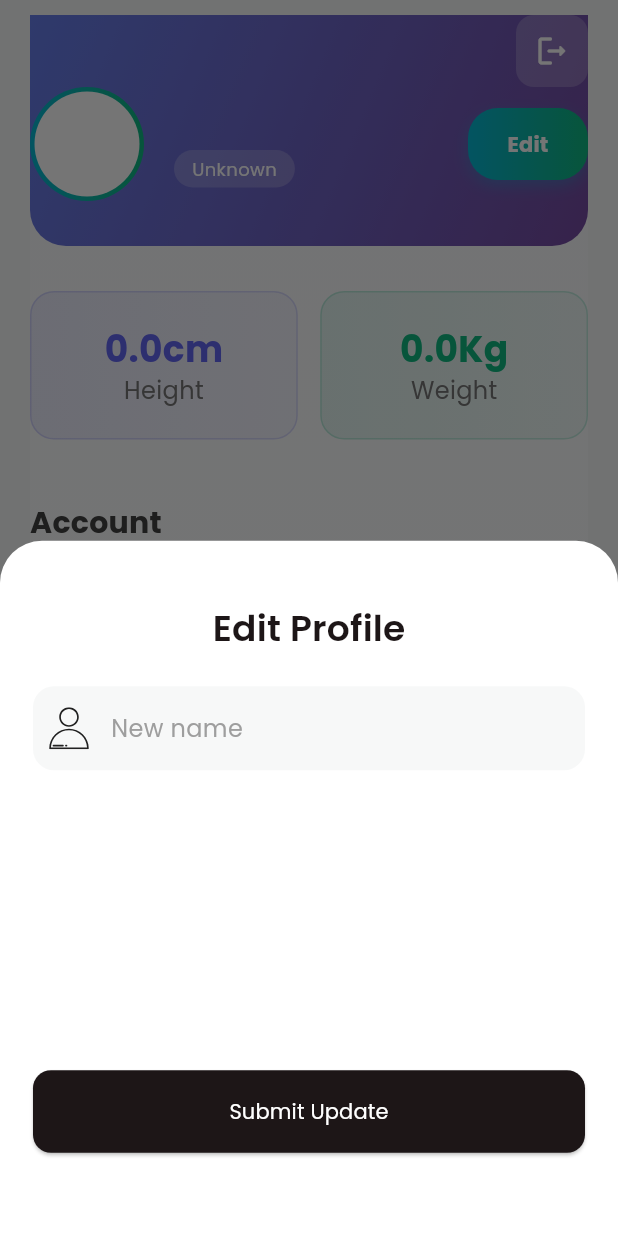
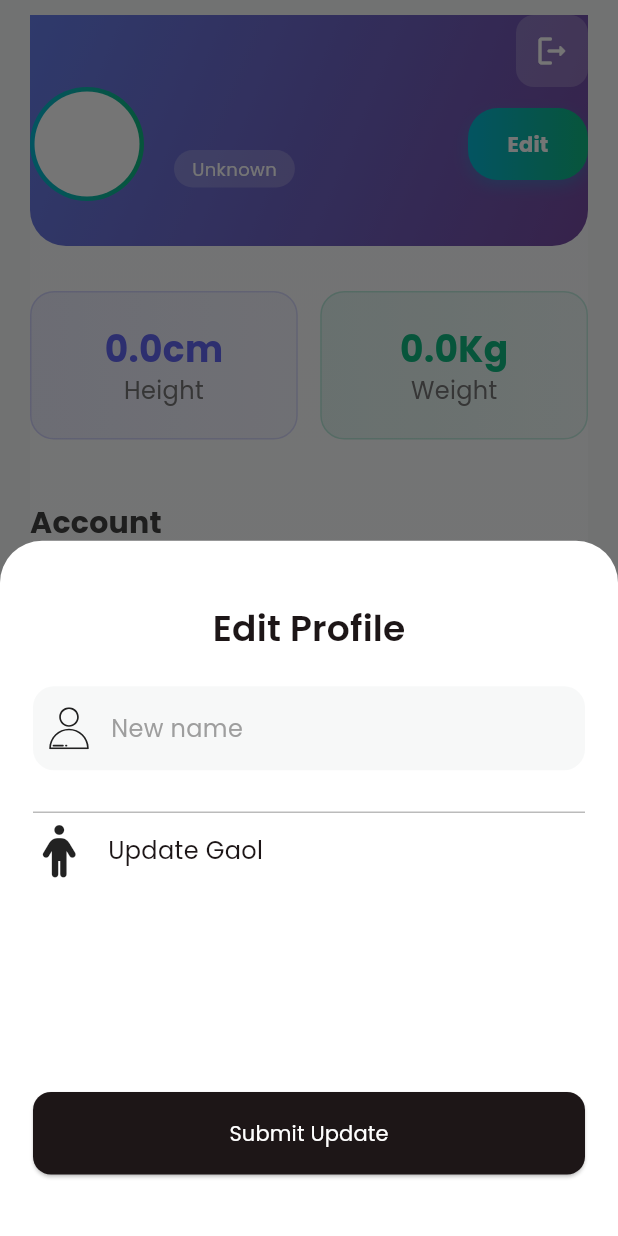
Before and after one commit to bsm00x7/FitPulse, a Flutter app: the screen it shows once a user with an empty profile is signed in, item 4 of the bottom bar chosen, after a tap on "Edit", on a phone screen of 412 x 824 dp. Run offline on Flutter 3.47's test engine with Material 3 defaults, Android fonts, the phone set to English and light mode, and no system bars; our stand-ins replace cached_network_image, carousel_slider, cloud_firestore, dashed_circular_progress_bar, firebase_auth, firebase_core and 9 more; missing offline and left inert: simple_animation_progress_bar; accounts and stored records are empty.

Commit message:
add in edit [edit goal Navigator to silder and choiser anthor goal and update goal]

```diff
--- a/lib/core/features/choosing_goal/choosing_goal.dart
+++ b/lib/core/features/choosing_goal/choosing_goal.dart
@@ -10,7 +10,7 @@ class ChoosingGoal extends StatelessWidget {
   Widget build(BuildContext context) {
     return Scaffold(
       body: SafeArea(
-        child: CarouselSliderWidget(),
+        child: CarouselSliderWidget(update: false,),
       ),
     );
   }
--- a/lib/core/features/choosing_goal/compoenent/carouselSlider.dart
+++ b/lib/core/features/choosing_goal/compoenent/carouselSlider.dart
@@ -6,8 +6,11 @@ import 'package:flutter_svg/svg.dart';
 import '../../../../service/preference_manager.dart';
 import '../../../constant/storage_Key.dart';
 import '../../button_navigation_bar/button_navigation_bar.dart';
+
 class CarouselSliderWidget extends StatefulWidget {
-  const CarouselSliderWidget({super.key});
+  final bool update;
+
+  const CarouselSliderWidget({super.key, this.update = false});
 
   @override
   State<CarouselSliderWidget> createState() => _CarouselSliderWidgetState();
@@ -34,8 +37,10 @@ class _CarouselSliderWidgetState extends State<CarouselSliderWidget> {
       'image_source': 'assets/goal/Person3.svg',
     },
   ];
-   String goal = 'Improve Shape' ;
+  String goal = 'Improve Shape';
+
   final CarouselSliderController buttonCarouselController = CarouselSliderController();
+
 
   @override
   Widget build(BuildContext context) {
@@ -110,7 +115,7 @@ class _CarouselSliderWidgetState extends State<CarouselSliderWidget> {
                 .toList(),
             carouselController: buttonCarouselController,
             options: CarouselOptions(
-              onPageChanged: (index, reason) => goal=views[index]['title']!,
+              onPageChanged: (index, reason) => goal = views[index]['title']!,
               autoPlay: false,
               enlargeCenterPage: true,
               viewportFraction: 0.75,
@@ -127,11 +132,15 @@ class _CarouselSliderWidgetState extends State<CarouselSliderWidget> {
             child: ElevatedButton(
               onPressed: () {
                 PreferenceManager().setString(StorageKey.userGoal, goal);
+                if (widget.update == false) {
                   Navigator.pushAndRemoveUntil(
                       context,
                       MaterialPageRoute(builder: (BuildContext context) {
                         return ButtonNavigation();
-                  }),(Route<dynamic> route) => false);
+                      }), (Route<dynamic> route) => false);
+                }else{
+                  Navigator.pop(context);
+                }
               },
               child: Text(
                 'Confirm',
--- a/lib/core/features/profile/controller/controller.dart
+++ b/lib/core/features/profile/controller/controller.dart
@@ -1,5 +1,5 @@
 import 'dart:convert';
-import 'dart:io';
+
 
 import 'package:fitness/core/constant/storage_Key.dart';
 import 'package:flutter/material.dart';
@@ -11,14 +11,17 @@ import '../../../../data/services/store_user_information.dart';
 import '../../../../service/preference_manager.dart';
 import '../../onboarding/welcome_screen.dart';
 
+
+// !! Refactor save image for saving in diracatory
+
 class ProfileController with ChangeNotifier {
   String? userName;
   double? height;
   double? weight;
   int? brith;
   String? imageSource; // ✅ Declare without reading immediately
-  String? get userGoal =>
-      PreferenceManager().getString(StorageKey.userGoal) ?? 'Unknown';
+  String?  userGoal ;
+
 
   final TextEditingController usernameController = TextEditingController();
   final GlobalKey<FormState> key = GlobalKey<FormState>();
@@ -32,7 +35,8 @@ class ProfileController with ChangeNotifier {
 
   void init() {
     getUserInformation();
-    loadImage(); // ✅ Load image from preferences
+    loadImage();
+    loadUserGoal();
   }
 
   void getUserInformation() {
@@ -51,7 +55,7 @@ class ProfileController with ChangeNotifier {
   }
 
   void loadImage() async {
-    imageSource = await PreferenceManager().getString(StorageKey.image);
+    imageSource = PreferenceManager().getString(StorageKey.image);
     notifyListeners(); // ✅ Make sure UI updates on load
   }
 
@@ -95,4 +99,20 @@ class ProfileController with ChangeNotifier {
       notifyListeners(); // ✅ UI updates immediately
     }
   }
+
+  onSubmit({required BuildContext context}) {
+    loadUserGoal();
+    if (usernameController.text.trim()!=''){
+      updateUserInformation(
+        context: context,
+      );
+    }else{
+
+      Navigator.pop(context);
+    }
+  }
+
+  void loadUserGoal() {
+    userGoal =PreferenceManager().getString(StorageKey.userGoal) ?? 'Unknown';
+  }
 }
--- a/lib/core/features/profile/widgets/show_model_bottom_sheet.dart
+++ b/lib/core/features/profile/widgets/show_model_bottom_sheet.dart
@@ -1,6 +1,8 @@
 import 'package:flutter/material.dart';
+import 'package:font_awesome_flutter/font_awesome_flutter.dart';
 
 import '../../../../widget/TextFormField.dart';
+import '../../choosing_goal/compoenent/CarouselSlider.dart';
 
 Future<dynamic> buildShowModalBottomSheetWidget({
   required BuildContext context,
@@ -20,7 +22,10 @@ Future<dynamic> buildShowModalBottomSheetWidget({
           Center(
           child: Text(
           'Edit Profile',
-                  style: Theme.of(context).textTheme.titleMedium,
+            style: Theme
+                .of(context)
+                .textTheme
+                .titleMedium,
           ),
         ),
         SizedBox(height: 20),
@@ -32,15 +37,34 @@ Future<dynamic> buildShowModalBottomSheetWidget({
           errorValidator: 'Please enter your name',
           keyboardType: TextInputType.text,
         ),
-              SizedBox(height: 200),
+        SizedBox(height: 20),
+        Divider(color: Colors.grey.withValues(alpha: 0.7),),
+        InkWell(
+          onTap: (){
+            Navigator.push(context, MaterialPageRoute(builder: (context) {
+              return Scaffold(
+                body: SafeArea(child: CarouselSliderWidget(update: true,))
+              );
+            },));
+          },
+          child: Row(
+            children: [
+              Icon(FontAwesomeIcons.person, size: 35,),
+              SizedBox(width: 15),
+              Text('Update Gaol', style: Theme
+                  .of(context)
+                  .textTheme
+                  .bodyMedium,) ],
+              ),
+        ),
+            Spacer(),
             ElevatedButton(
               onPressed: onPressed,
               child: Text('Submit Update'),
             ),
           ],
         ),
-        ),
-      );
+      ),);
     },
   );
 }
```
Also changed, not shown: lib/core/features/profile/profile.dart (+3 -12 lines). Lines whose indentation alone changed are shown as unchanged.
